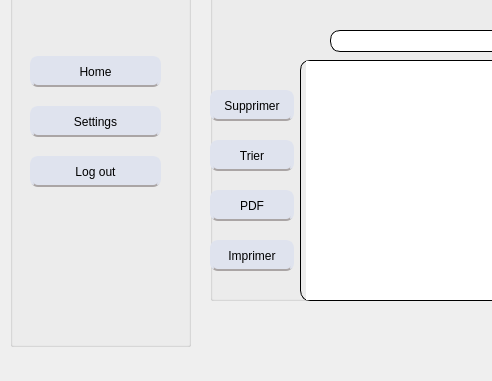
Qt form mainwindow.ui (naouelboughattas/Smart_Shop_2A17) before a commit; both pictures show x 0 to 492 and y 220 to 601 of the 1026 by 601 pixel window.
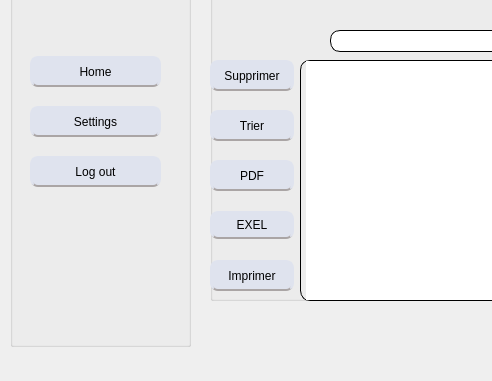
The same form after that commit. The open tabs and pages were chosen to show the change. Icons and pictures are not drawn. Custom widgets are drawn as their Qt base class.

Commit message: Generate exel file !

```diff
--- a/mainwindow.ui
+++ b/mainwindow.ui
@@ -620,7 +620,7 @@
          <property name="geometry">
           <rect>
            <x>0</x>
-           <y>260</y>
+           <y>230</y>
            <width>84</width>
            <height>31</height>
           </rect>
@@ -727,7 +727,7 @@
          <property name="geometry">
           <rect>
            <x>0</x>
-           <y>310</y>
+           <y>280</y>
            <width>84</width>
            <height>31</height>
           </rect>
@@ -774,7 +774,7 @@
          <property name="geometry">
           <rect>
            <x>0</x>
-           <y>360</y>
+           <y>380</y>
            <width>84</width>
            <height>31</height>
           </rect>
@@ -818,7 +818,7 @@
          <property name="geometry">
           <rect>
            <x>0</x>
-           <y>210</y>
+           <y>180</y>
            <width>84</width>
            <height>31</height>
           </rect>
@@ -871,6 +871,42 @@
           <string>Supprimer</string>
          </property>
         </widget>
+        <widget class="QPushButton" name="pushButton_5">
+         <property name="geometry">
+          <rect>
+           <x>0</x>
+           <y>331</y>
+           <width>84</width>
+           <height>28</height>
+          </rect>
+         </property>
+         <property name="styleSheet">
+          <string notr="true">QPushButton {
+background: #dfe3ee;
+border: 2px solid #dfe3ee;
+border-bottom-color: #aaa5a5; /* same as the pane color */
+border-top-left-radius: 7px;
+border-top-right-radius: 7px;
+min-width: 80px;
+border-radius: 8px;
+color: black;
+font-size:12px;
+font-family:Arial, Helvetica, sans-serif;
+
+
+}
+QPushButton:hover {
+color:#fff;
+background:#8b9dc3;
+border: none;
+
+}
+</string>
+         </property>
+         <property name="text">
+          <string>EXEL</string>
+         </property>
+        </widget>
        </widget>
       </widget>
       <widget class="QWidget" name="tab">
```
Left out of the diff: 2 changed lines with no effect on the pictures. The commit also changes 32 other files.
